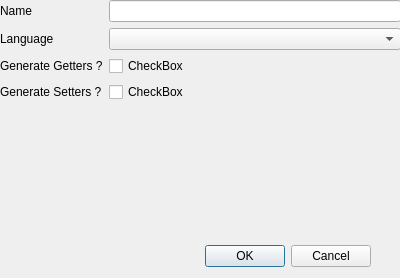
The window that exportclass.ui (AvaN0x/IUT-UMLDesigner) describes before a commit, drawn with Qt 5.
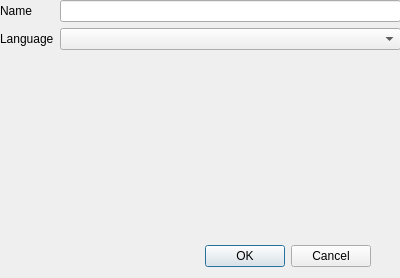
The same window after the commit.

What changed in the file:
```diff
--- a/exportclass.ui
+++ b/exportclass.ui
@@ -39,16 +39,6 @@
     </rect>
    </property>
    <layout class="QFormLayout" name="formLayout">
-    <item row="0" column="0">
-     <widget class="QLabel" name="label">
-      <property name="text">
-       <string>Name</string>
-      </property>
-     </widget>
-    </item>
-    <item row="0" column="1">
-     <widget class="QLineEdit" name="le_name"/>
-    </item>
     <item row="1" column="0">
      <widget class="QLabel" name="label_2">
       <property name="text">
@@ -59,31 +49,17 @@
     <item row="1" column="1">
      <widget class="QComboBox" name="cbx_lang"/>
     </item>
-    <item row="2" column="1">
-     <widget class="QCheckBox" name="cb_getter">
-      <property name="text">
-       <string>CheckBox</string>
+    <item row="0" column="1">
+     <widget class="QLineEdit" name="le_name">
+      <property name="readOnly">
+       <bool>true</bool>
       </property>
      </widget>
     </item>
-    <item row="2" column="0">
-     <widget class="QLabel" name="label_3">
+    <item row="0" column="0">
+     <widget class="QLabel" name="label">
       <property name="text">
-       <string>Generate Getters ?</string>
-      </property>
-     </widget>
-    </item>
-    <item row="3" column="0">
-     <widget class="QLabel" name="label_4">
-      <property name="text">
-       <string>Generate Setters ?</string>
-      </property>
-     </widget>
-    </item>
-    <item row="3" column="1">
-     <widget class="QCheckBox" name="cb_setter">
-      <property name="text">
-       <string>CheckBox</string>
+       <string>Name</string>
       </property>
      </widget>
     </item>
```
